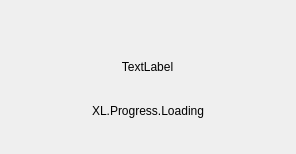
This is UI/forms/XLProgressDialog.ui in gechangli/obs-studio as Qt 5 draws it before an edit. The edited form follows.
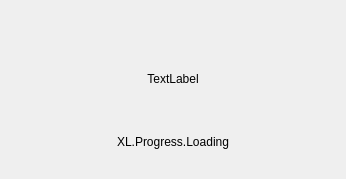
This is the edited form.

Diff of the .ui file:
```diff
--- a/UI/forms/XLProgressDialog.ui
+++ b/UI/forms/XLProgressDialog.ui
@@ -9,8 +9,8 @@
    <rect>
     <x>0</x>
     <y>0</y>
-    <width>296</width>
-    <height>154</height>
+    <width>346</width>
+    <height>179</height>
    </rect>
   </property>
   <property name="windowTitle">
@@ -37,14 +37,14 @@
     <widget class="QLabel" name="loadingLabel">
      <property name="minimumSize">
       <size>
-       <width>63</width>
-       <height>63</height>
+       <width>100</width>
+       <height>100</height>
       </size>
      </property>
      <property name="maximumSize">
       <size>
-       <width>63</width>
-       <height>63</height>
+       <width>100</width>
+       <height>100</height>
       </size>
      </property>
      <property name="text">
```
